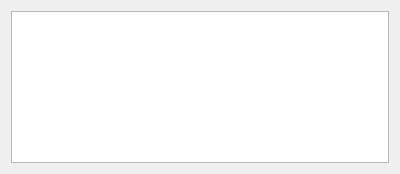
Above: src/adplugins/qtwidgets/peakresulttable.ui from qtplatz/qtplatz before the change. Below: the same form after it.
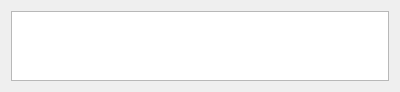
That is the form after the change.

Diff of the .ui file:
```diff
--- a/src/adplugins/qtwidgets/peakresulttable.ui
+++ b/src/adplugins/qtwidgets/peakresulttable.ui
@@ -7,9 +7,15 @@
     <x>0</x>
     <y>0</y>
     <width>400</width>
-    <height>174</height>
+    <height>89</height>
    </rect>
   </property>
+  <property name="sizePolicy">
+   <sizepolicy hsizetype="Preferred" vsizetype="Minimum">
+    <horstretch>0</horstretch>
+    <verstretch>0</verstretch>
+   </sizepolicy>
+  </property>
   <property name="windowTitle">
    <string>Form</string>
   </property>
```
